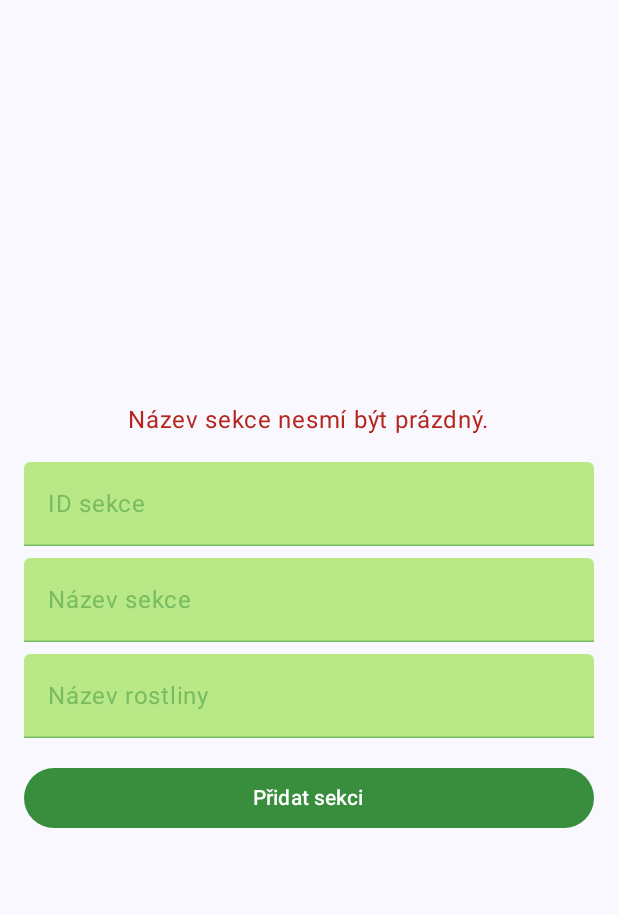
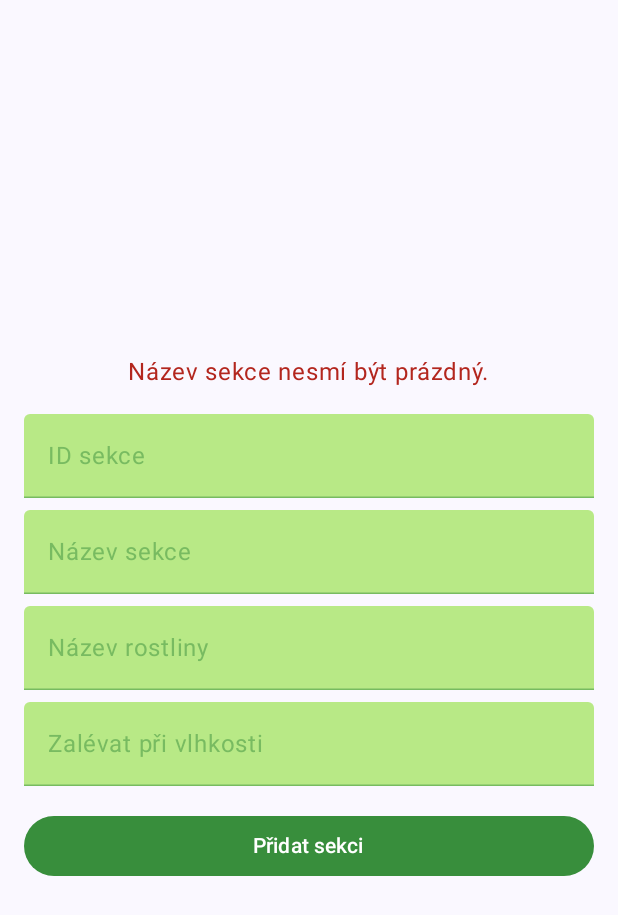
Before and after one commit to ZvedamRance/greenhouse, an Android app built with Jetpack Compose: the composable AddSectionScreen called with empty values, after a tap on "Přidat sekci", on a phone screen of 412 x 824 dp. Shown: the top 915 px of the screen. Run offline under Robolectric (Android 15) with nearby library versions, the light colour scheme and no system bars; our stand-ins replace Firebase (no records; nobody signed in at launch, a user with empty details on screens opened directly).

Commit message:
Limited input from text fields, added functionality for editing sections.

```diff
--- a/app/src/main/java/com/example/greenhouse/ui/screen/AddSectionScreen.kt
+++ b/app/src/main/java/com/example/greenhouse/ui/screen/AddSectionScreen.kt
@@ -21,6 +21,7 @@ fun AddSectionScreen(
     var sectionId by remember { mutableStateOf("") }
     var sectionName by remember { mutableStateOf("") }
     var plantName by remember { mutableStateOf("") }
+    var waterWhen by remember { mutableStateOf("") }
 
     val isLoading by viewModel.isLoading.collectAsState()
     val success by viewModel.success.collectAsState()
@@ -47,7 +48,9 @@ fun AddSectionScreen(
 
             TextField(
                 value = sectionId,
-                onValueChange = { sectionId = it },
+                onValueChange = {
+                    if (it.length <= 25) sectionId = it
+                },
                 label = { Text("ID sekce") },
                 modifier = Modifier.fillMaxWidth(),
                 colors = TextFieldDefaults.colors(
@@ -67,7 +70,9 @@ fun AddSectionScreen(
 
             TextField(
                 value = sectionName,
-                onValueChange = { sectionName = it },
+                onValueChange = {
+                    if (it.length <= 25) sectionName = it
+                },
                 label = { Text("Název sekce") },
                 modifier = Modifier.fillMaxWidth(),
                 colors = TextFieldDefaults.colors(
@@ -87,8 +92,32 @@ fun AddSectionScreen(
 
             TextField(
                 value = plantName,
-                onValueChange = { plantName = it },
+                onValueChange = {
+                    if (it.length <= 25) plantName = it
+                },
                 label = { Text("Název rostliny") },
+                modifier = Modifier.fillMaxWidth(),
+                colors = TextFieldDefaults.colors(
+                    focusedTextColor = DarkGreen,
+                    unfocusedTextColor = DarkGreen,
+                    focusedContainerColor = LightGreen,
+                    unfocusedContainerColor = LightGreen,
+                    cursorColor = DarkGreen,
+                    focusedIndicatorColor = DarkGreen,
+                    unfocusedIndicatorColor = DarkGreen.copy(alpha = 0.5f),
+                    focusedLabelColor = DarkGreen,
+                    unfocusedLabelColor = DarkGreen.copy(alpha = 0.5f)
+                )
+            )
+
+            Spacer(modifier = Modifier.height(8.dp))
+
+            TextField(
+                value = waterWhen,
+                onValueChange = {
+                    if (it.length <= 2) waterWhen = it
+                },
+                label = { Text("Zalévat při vlhkosti") },
                 modifier = Modifier.fillMaxWidth(),
                 colors = TextFieldDefaults.colors(
                     focusedTextColor = DarkGreen,
@@ -106,7 +135,7 @@ fun AddSectionScreen(
             Spacer(modifier = Modifier.height(16.dp))
 
             Button(
-                onClick = { viewModel.addSection(greenhouseId, sectionId, sectionName, plantName) },
+                onClick = { viewModel.addSection(greenhouseId, sectionId, sectionName, plantName, waterWhen) },
                 modifier = Modifier.fillMaxWidth(),
                 enabled = !isLoading,
                 colors = ButtonDefaults.buttonColors(
--- a/app/src/main/java/com/example/greenhouse/viewmodel/AddSectionViewModel.kt
+++ b/app/src/main/java/com/example/greenhouse/viewmodel/AddSectionViewModel.kt
@@ -21,11 +21,20 @@ class AddSectionViewModel : ViewModel() {
     private val _success = MutableStateFlow(false)
     val success = _success.asStateFlow()
 
-    fun addSection(greenhouseId: String, sectionId: String, name: String, plant: String) {
+    fun addSection(greenhouseId: String, sectionId: String, name: String, plant: String, water: String) {
+
+        val waterInt = water.toIntOrNull()
+
         if (name.isBlank()) {
             _errorMessage.value = "Název sekce nesmí být prázdný."
             return
         }
+
+        if (waterInt == null || waterInt < 0 || waterInt > 100) {
+            _errorMessage.value = "Zadejte celé číslo. Platné hodnoty pro zalévání: 0–100."
+            return
+        }
+
 
         viewModelScope.launch {
             try {
@@ -35,7 +44,8 @@ class AddSectionViewModel : ViewModel() {
                     repository.addSection(greenhouseId,
                         sectionId?.ifBlank { null },
                         name,
-                        plant)
+                        plant,
+                        waterInt)
 
                 }
                 _success.value = true
```
Also changed, not shown: app/src/main/java/com/example/greenhouse/ui/screen/AddGreenhouseScreen.kt (+6 -2 lines).
